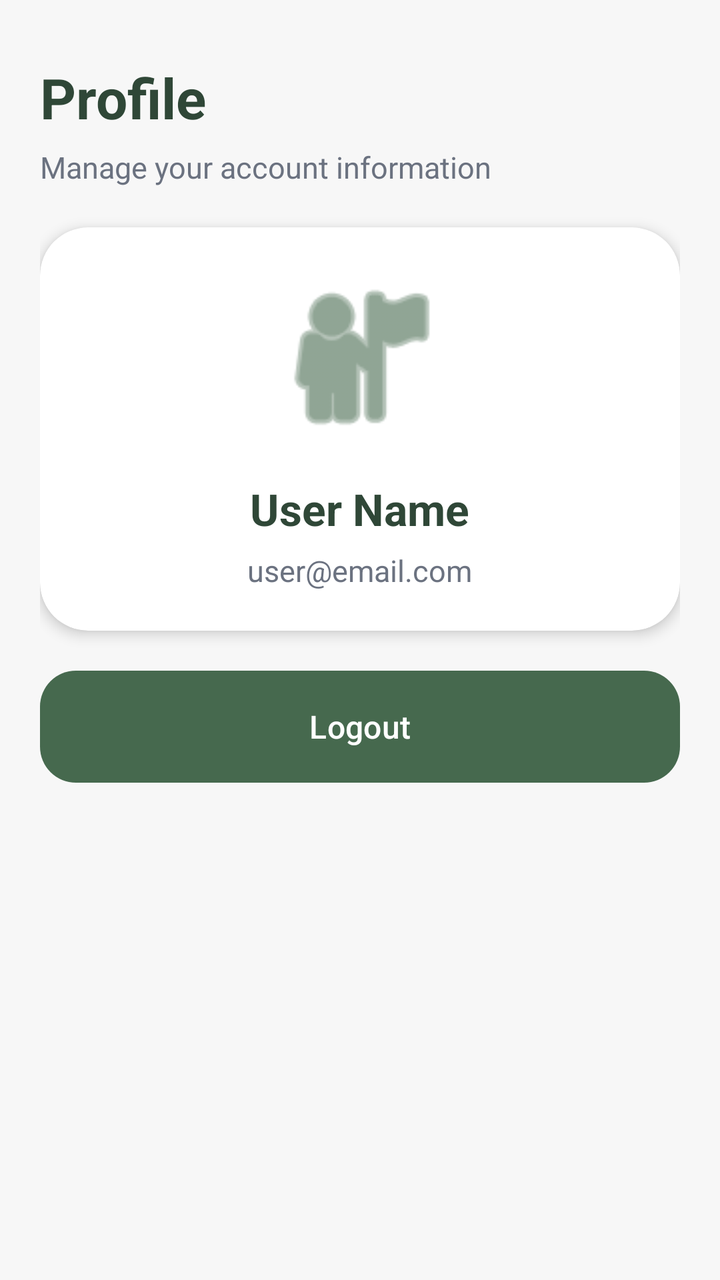
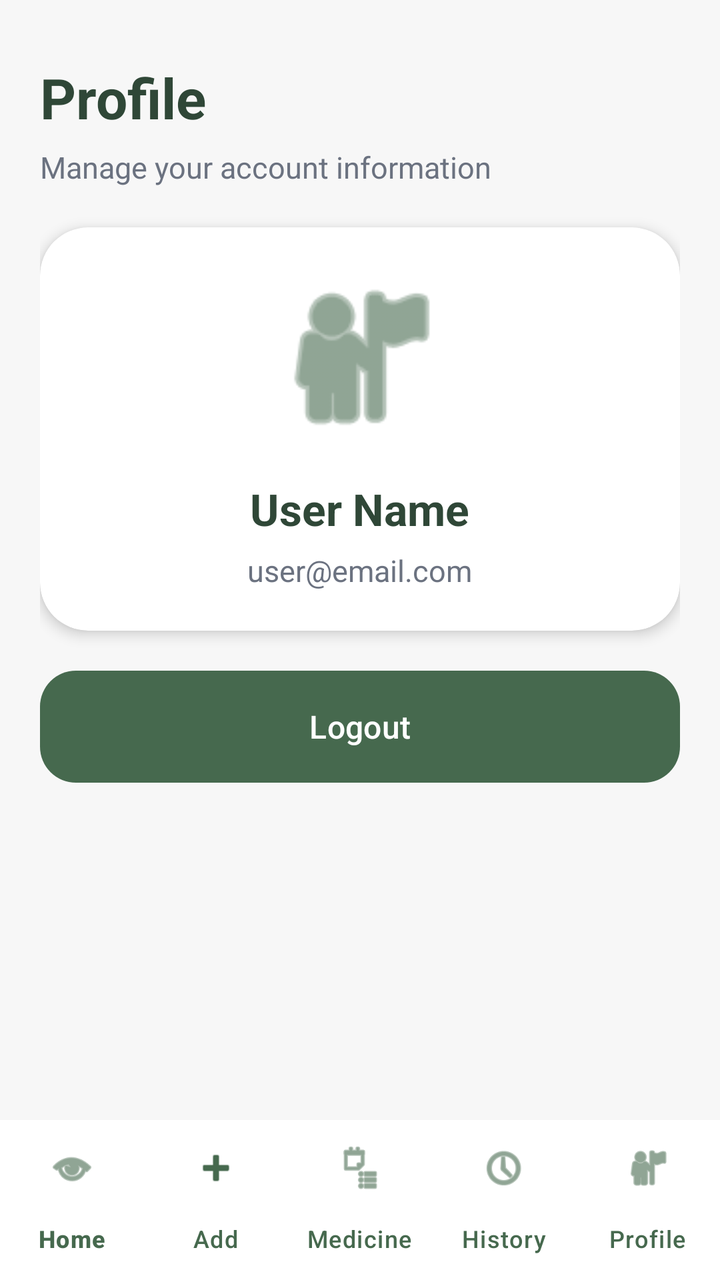

An Android layout rendered at two revisions. The XML below is the earlier revision; the diff shows what the commit changed to produce the second picture.
<!-- AndroidManifest.xml: application theme Theme.SmartMedicineManager -->
<!-- res/layout/activity_profile.xml -->
<?xml version="1.0" encoding="utf-8"?>
<ScrollView xmlns:android="http://schemas.android.com/apk/res/android"
    xmlns:app="http://schemas.android.com/apk/res-auto"
    android:layout_width="match_parent"
    android:layout_height="match_parent"
    android:background="@color/lightBackground">

    <LinearLayout
        android:layout_width="match_parent"
        android:layout_height="wrap_content"
        android:orientation="vertical"
        android:padding="20dp">

        <TextView
            android:layout_width="wrap_content"
            android:layout_height="wrap_content"
            android:text="Profile"
            android:textSize="28sp"
            android:textStyle="bold"
            android:textColor="@color/darkGreenText"
            android:layout_marginTop="10dp" />

        <TextView
            android:layout_width="wrap_content"
            android:layout_height="wrap_content"
            android:text="Manage your account information"
            android:textSize="15sp"
            android:textColor="@color/softGray"
            android:layout_marginTop="6dp"
            android:layout_marginBottom="20dp" />

        <androidx.cardview.widget.CardView
            android:layout_width="match_parent"
            android:layout_height="wrap_content"
            app:cardCornerRadius="24dp"
            app:cardElevation="4dp"
            app:cardBackgroundColor="@color/white">

            <LinearLayout
                android:layout_width="match_parent"
                android:layout_height="wrap_content"
                android:orientation="vertical"
                android:padding="20dp"
                android:gravity="center_horizontal">

                <ImageView
                    android:layout_width="90dp"
                    android:layout_height="90dp"
                    android:src="@android:drawable/ic_menu_myplaces"
                    android:tint="@color/darkGreen"
                    android:contentDescription="Profile Icon"
                    android:layout_marginBottom="16dp" />

                <TextView
                    android:id="@+id/txtProfileName"
                    android:layout_width="wrap_content"
                    android:layout_height="wrap_content"
                    android:text="User Name"
                    android:textSize="22sp"
                    android:textStyle="bold"
                    android:textColor="@color/darkGreenText" />

                <TextView
                    android:id="@+id/txtProfileEmail"
                    android:layout_width="wrap_content"
                    android:layout_height="wrap_content"
                    android:text="user@email.com"
                    android:textSize="15sp"
                    android:textColor="@color/softGray"
                    android:layout_marginTop="6dp" />

            </LinearLayout>
        </androidx.cardview.widget.CardView>

        <Button
            android:id="@+id/btnLogout"
            android:layout_width="match_parent"
            android:layout_height="56dp"
            android:layout_marginTop="20dp"
            android:background="@drawable/button_green_bg"
            android:backgroundTint="@null"
            android:text="Logout"
            android:textAllCaps="false"
            android:textColor="@color/white"
            android:textSize="16sp" />

    </LinearLayout>

</ScrollView>
<!-- resources referenced by this layout -->
<resources>
  <color name="darkGreen">#46694E</color>
  <color name="darkGreenText">#2F4737</color>
  <color name="lightBackground">#F7F7F7</color>
  <color name="softGray">#6B7280</color>
  <color name="white">#FFFFFF</color>
  <!-- drawable button_green_bg (drawable) -->
  <?xml version="1.0" encoding="utf-8"?>
  <shape xmlns:android="http://schemas.android.com/apk/res/android">
      <solid android:color="@color/darkGreen" />
      <corners android:radius="18dp" />
  </shape>
  <style name="Theme.SmartMedicineManager" parent="Theme.Material3.Light.NoActionBar">
  
          
          <item name="colorPrimary">@color/darkGreen</item>
          <item name="colorOnPrimary">@color/white</item>
  
          
          <item name="android:colorBackground">@color/lightBackground</item>
  
          
          <item name="colorSecondary">@color/darkGreen</item>
  
      </style>
</resources>

<!-- the commit's change to res/layout/activity_profile.xml (unified diff, before → after) -->
@@ -1,89 +1,106 @@
 <?xml version="1.0" encoding="utf-8"?>
-<ScrollView xmlns:android="http://schemas.android.com/apk/res/android"
+<LinearLayout xmlns:android="http://schemas.android.com/apk/res/android"
     xmlns:app="http://schemas.android.com/apk/res-auto"
     android:layout_width="match_parent"
     android:layout_height="match_parent"
+    android:orientation="vertical"
     android:background="@color/lightBackground">
 
-    <LinearLayout
+    <ScrollView
         android:layout_width="match_parent"
-        android:layout_height="wrap_content"
-        android:orientation="vertical"
-        android:padding="20dp">
+        android:layout_height="0dp"
+        android:layout_weight="1">
 
-        <TextView
-            android:layout_width="wrap_content"
-            android:layout_height="wrap_content"
-            android:text="Profile"
-            android:textSize="28sp"
-            android:textStyle="bold"
-            android:textColor="@color/darkGreenText"
-            android:layout_marginTop="10dp" />
-
-        <TextView
-            android:layout_width="wrap_content"
-            android:layout_height="wrap_content"
-            android:text="Manage your account information"
-            android:textSize="15sp"
-            android:textColor="@color/softGray"
-            android:layout_marginTop="6dp"
-            android:layout_marginBottom="20dp" />
-
-        <androidx.cardview.widget.CardView
+        <LinearLayout
             android:layout_width="match_parent"
             android:layout_height="wrap_content"
-            app:cardCornerRadius="24dp"
-            app:cardElevation="4dp"
-            app:cardBackgroundColor="@color/white">
+            android:orientation="vertical"
+            android:padding="20dp">
 
-            <LinearLayout
+            <TextView
+                android:layout_width="wrap_content"
+                android:layout_height="wrap_content"
+                android:text="Profile"
+                android:textSize="28sp"
+                android:textStyle="bold"
+                android:textColor="@color/darkGreenText"
+                android:layout_marginTop="10dp" />
+
+            <TextView
+                android:layout_width="wrap_content"
+                android:layout_height="wrap_content"
+                android:text="Manage your account information"
+                android:textSize="15sp"
+                android:textColor="@color/softGray"
+                android:layout_marginTop="6dp"
+                android:layout_marginBottom="20dp" />
+
+            <androidx.cardview.widget.CardView
                 android:layout_width="match_parent"
                 android:layout_height="wrap_content"
-                android:orientation="vertical"
-                android:padding="20dp"
-                android:gravity="center_horizontal">
+                app:cardCornerRadius="24dp"
+                app:cardElevation="4dp"
+                app:cardBackgroundColor="@color/white">
 
-                <ImageView
-                    android:layout_width="90dp"
-                    android:layout_height="90dp"
-                    android:src="@android:drawable/ic_menu_myplaces"
-                    android:tint="@color/darkGreen"
-                    android:contentDescription="Profile Icon"
-                    android:layout_marginBottom="16dp" />
+                <LinearLayout
+                    android:layout_width="match_parent"
+                    android:layout_height="wrap_content"
+                    android:orientation="vertical"
+                    android:padding="20dp"
+                    android:gravity="center_horizontal">
 
-                <TextView
-                    android:id="@+id/txtProfileName"
-                    android:layout_width="wrap_content"
-                    android:layout_height="wrap_content"
-                    android:text="User Name"
-                    android:textSize="22sp"
-                    android:textStyle="bold"
-                    android:textColor="@color/darkGreenText" />
+                    <ImageView
+                        android:layout_width="90dp"
+                        android:layout_height="90dp"
+                        android:src="@android:drawable/ic_menu_myplaces"
+                        app:tint="@color/darkGreen"                       android:contentDescription="Profile Icon"
+                        android:layout_marginBottom="16dp" />
 
-                <TextView
-                    android:id="@+id/txtProfileEmail"
-                    android:layout_width="wrap_content"
-                    android:layout_height="wrap_content"
-                    android:text="user@email.com"
-                    android:textSize="15sp"
-                    android:textColor="@color/softGray"
-                    android:layout_marginTop="6dp" />
+                    <TextView
+                        android:id="@+id/txtProfileName"
+                        android:layout_width="wrap_content"
+                        android:layout_height="wrap_content"
+                        android:text="User Name"
+                        android:textSize="22sp"
+                        android:textStyle="bold"
+                        android:textColor="@color/darkGreenText" />
 
-            </LinearLayout>
-        </androidx.cardview.widget.CardView>
+                    <TextView
+                        android:id="@+id/txtProfileEmail"
+                        android:layout_width="wrap_content"
+                        android:layout_height="wrap_content"
+                        android:text="user@email.com"
+                        android:textSize="15sp"
+                        android:textColor="@color/softGray"
+                        android:layout_marginTop="6dp" />
 
-        <Button
-            android:id="@+id/btnLogout"
-            android:layout_width="match_parent"
-            android:layout_height="56dp"
-            android:layout_marginTop="20dp"
-            android:background="@drawable/button_green_bg"
-            android:backgroundTint="@null"
-            android:text="Logout"
-            android:textAllCaps="false"
-            android:textColor="@color/white"
-            android:textSize="16sp" />
+                </LinearLayout>
+            </androidx.cardview.widget.CardView>
 
-    </LinearLayout>
+            <Button
+                android:id="@+id/btnLogout"
+                android:layout_width="match_parent"
+                android:layout_height="56dp"
+                android:layout_marginTop="20dp"
+                android:background="@drawable/button_green_bg"
+                android:backgroundTint="@null"
+                android:text="Logout"
+                android:textAllCaps="false"
+                android:textColor="@color/white"
+                android:textSize="16sp" />
 
-</ScrollView>
+        </LinearLayout>
+
+    </ScrollView>
+
+    <com.google.android.material.bottomnavigation.BottomNavigationView
+        android:id="@+id/bottomNav"
+        android:layout_width="match_parent"
+        android:layout_height="80dp"
+        android:background="@android:color/white"
+        app:itemIconTint="@color/darkGreen"
+        app:itemTextColor="@color/darkGreen"
+        app:labelVisibilityMode="labeled"
+        app:menu="@menu/bottom_menu" />
+
+</LinearLayout>
